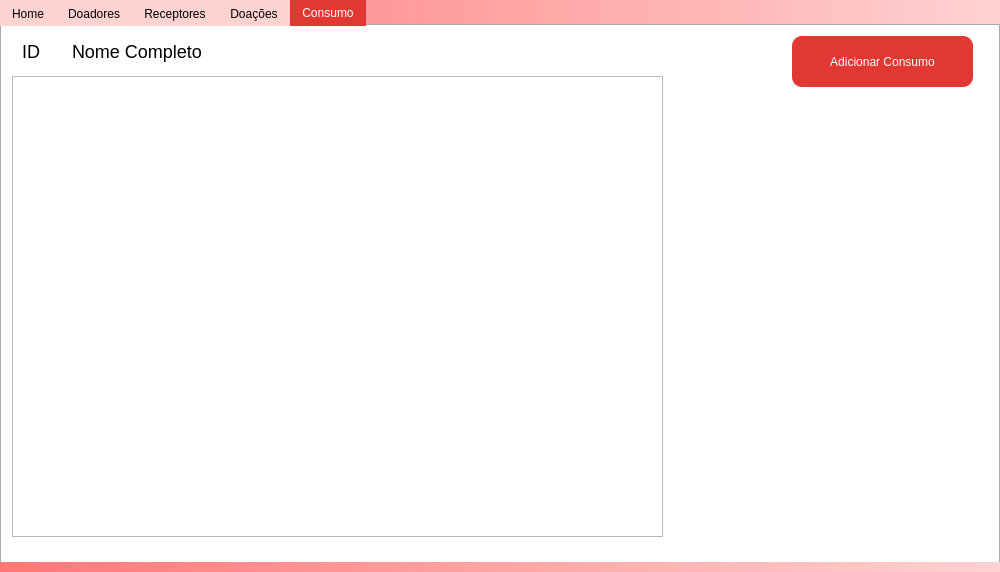
Before: the Qt Designer form src/Graphics/Dashboard/dashboard.ui in INF112-Programacao2/20222-team-1, drawn with Qt 5.
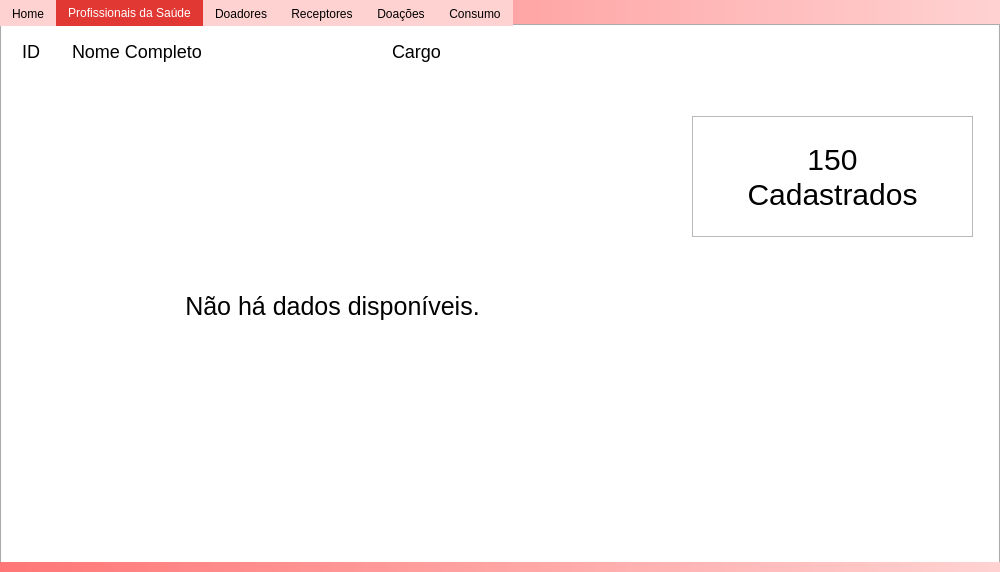
After: the same form once the commit is applied. The open tabs and pages were chosen to show the change. Icons and pictures are not drawn.

```diff
--- a/src/Graphics/Dashboard/dashboard.ui
+++ b/src/Graphics/Dashboard/dashboard.ui
@@ -336,6 +336,211 @@
        </property>
       </widget>
      </widget>
+     <widget class="QWidget" name="tabProfissionais">
+      <property name="styleSheet">
+       <string notr="true">QWidget#tabProfissionais{
+	background-color:#fff;
+}</string>
+      </property>
+      <attribute name="title">
+       <string>Profissionais da Saúde</string>
+      </attribute>
+      <widget class="QLabel" name="erroDoadoresSemDados_2">
+       <property name="geometry">
+        <rect>
+         <x>60</x>
+         <y>90</y>
+         <width>541</width>
+         <height>381</height>
+        </rect>
+       </property>
+       <property name="styleSheet">
+        <string notr="true">font-size:25px</string>
+       </property>
+       <property name="text">
+        <string>Não há dados disponíveis.</string>
+       </property>
+       <property name="alignment">
+        <set>Qt::AlignCenter</set>
+       </property>
+      </widget>
+      <widget class="QLabel" name="label_6">
+       <property name="geometry">
+        <rect>
+         <x>70</x>
+         <y>10</y>
+         <width>300</width>
+         <height>31</height>
+        </rect>
+       </property>
+       <property name="minimumSize">
+        <size>
+         <width>300</width>
+         <height>31</height>
+        </size>
+       </property>
+       <property name="maximumSize">
+        <size>
+         <width>300</width>
+         <height>31</height>
+        </size>
+       </property>
+       <property name="styleSheet">
+        <string notr="true">font-size: 18px;</string>
+       </property>
+       <property name="text">
+        <string>Nome Completo</string>
+       </property>
+      </widget>
+      <widget class="QLabel" name="label_12">
+       <property name="geometry">
+        <rect>
+         <x>20</x>
+         <y>10</y>
+         <width>41</width>
+         <height>31</height>
+        </rect>
+       </property>
+       <property name="minimumSize">
+        <size>
+         <width>41</width>
+         <height>31</height>
+        </size>
+       </property>
+       <property name="maximumSize">
+        <size>
+         <width>41</width>
+         <height>31</height>
+        </size>
+       </property>
+       <property name="styleSheet">
+        <string notr="true">font-size:18px</string>
+       </property>
+       <property name="text">
+        <string>ID</string>
+       </property>
+      </widget>
+      <widget class="QListWidget" name="doadoresList_2">
+       <property name="geometry">
+        <rect>
+         <x>10</x>
+         <y>50</y>
+         <width>651</width>
+         <height>461</height>
+        </rect>
+       </property>
+       <property name="sizePolicy">
+        <sizepolicy hsizetype="Maximum" vsizetype="Maximum">
+         <horstretch>0</horstretch>
+         <verstretch>0</verstretch>
+        </sizepolicy>
+       </property>
+       <property name="styleSheet">
+        <string notr="true">border:none;</string>
+       </property>
+       <property name="sizeAdjustPolicy">
+        <enum>QAbstractScrollArea::AdjustToContents</enum>
+       </property>
+       <property name="resizeMode">
+        <enum>QListView::Adjust</enum>
+       </property>
+       <property name="spacing">
+        <number>1</number>
+       </property>
+       <property name="gridSize">
+        <size>
+         <width>631</width>
+         <height>80</height>
+        </size>
+       </property>
+       <property name="uniformItemSizes">
+        <bool>true</bool>
+       </property>
+      </widget>
+      <widget class="QFrame" name="frame_5">
+       <property name="geometry">
+        <rect>
+         <x>690</x>
+         <y>90</y>
+         <width>281</width>
+         <height>121</height>
+        </rect>
+       </property>
+       <property name="frameShape">
+        <enum>QFrame::StyledPanel</enum>
+       </property>
+       <property name="frameShadow">
+        <enum>QFrame::Raised</enum>
+       </property>
+       <widget class="QLabel" name="txtContDoadores_3">
+        <property name="geometry">
+         <rect>
+          <x>10</x>
+          <y>20</y>
+          <width>261</width>
+          <height>81</height>
+         </rect>
+        </property>
+        <property name="styleSheet">
+         <string notr="true">font-size:30px;</string>
+        </property>
+        <property name="text">
+         <string>150 
+Cadastrados</string>
+        </property>
+        <property name="alignment">
+         <set>Qt::AlignCenter</set>
+        </property>
+       </widget>
+      </widget>
+      <widget class="QLabel" name="label_7">
+       <property name="geometry">
+        <rect>
+         <x>390</x>
+         <y>10</y>
+         <width>300</width>
+         <height>31</height>
+        </rect>
+       </property>
+       <property name="minimumSize">
+        <size>
+         <width>300</width>
+         <height>31</height>
+        </size>
+       </property>
+       <property name="maximumSize">
+        <size>
+         <width>300</width>
+         <height>31</height>
+        </size>
+       </property>
+       <property name="styleSheet">
+        <string notr="true">font-size: 18px;</string>
+       </property>
+       <property name="text">
+        <string>Cargo</string>
+       </property>
+      </widget>
+      <widget class="QLabel" name="erroProfissionaisSemDados">
+       <property name="geometry">
+        <rect>
+         <x>60</x>
+         <y>90</y>
+         <width>541</width>
+         <height>381</height>
+        </rect>
+       </property>
+       <property name="styleSheet">
+        <string notr="true">font-size:25px</string>
+       </property>
+       <property name="text">
+        <string>Não há dados disponíveis.</string>
+       </property>
+       <property name="alignment">
+        <set>Qt::AlignCenter</set>
+       </property>
+      </widget>
+     </widget>
      <widget class="QWidget" name="tabDoador">
       <property name="styleSheet">
        <string notr="true">QWidget#tabDoador{
@@ -878,6 +1083,9 @@
          <verstretch>0</verstretch>
         </sizepolicy>
        </property>
+       <property name="styleSheet">
+        <string notr="true">border: none;</string>
+       </property>
        <property name="sizeAdjustPolicy">
         <enum>QAbstractScrollArea::AdjustToContents</enum>
        </property>
```
Left out of the diff: 166 changed lines with no effect on the pictures.
